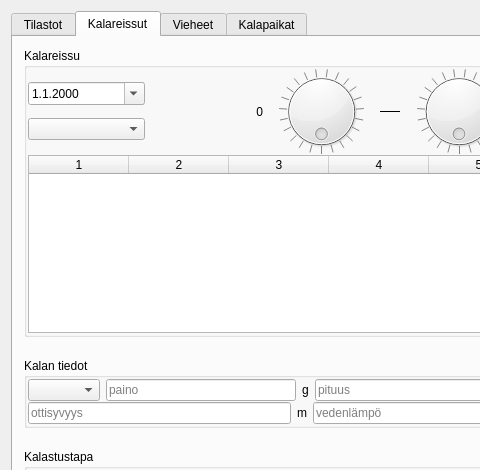
First picture: the form in mainwindow.ui, repository samuliwritescode/uistelupaivakirja-desktop, before the edit; both pictures show x 0 to 480 and y 0 to 470 of the 1097 by 910 pixel window.
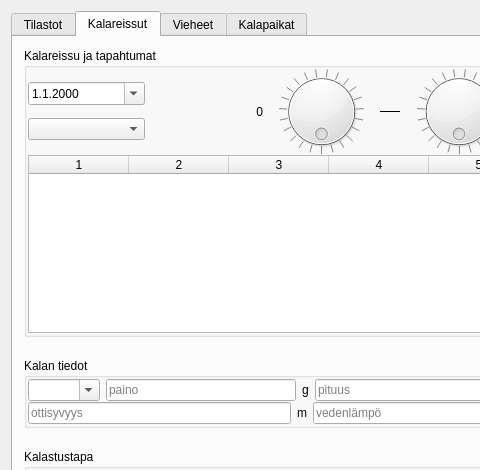
Second picture: the form after the edit. Icons and pictures are not drawn.

```diff
--- a/mainwindow.ui
+++ b/mainwindow.ui
@@ -148,7 +148,7 @@
        </attribute>
        <layout class="QHBoxLayout" name="horizontalLayout_24">
         <property name="spacing">
-         <number>-1</number>
+         <number>6</number>
         </property>
         <property name="margin">
          <number>10</number>
@@ -167,7 +167,7 @@
           <item>
            <widget class="QGroupBox" name="groupBox_8">
             <property name="title">
-             <string>Kalareissu</string>
+             <string>Kalareissu ja tapahtumat</string>
             </property>
             <layout class="QVBoxLayout" name="verticalLayout_9">
              <property name="spacing">
@@ -369,7 +369,11 @@
                 <number>0</number>
                </property>
                <item>
-                <widget class="QComboBox" name="species"/>
+                <widget class="QComboBox" name="species">
+                 <property name="editable">
+                  <bool>true</bool>
+                 </property>
+                </widget>
                </item>
                <item>
                 <widget class="QLineEdit" name="weight">
```
Left out of the diff: 6 changed lines with no effect on the pictures.
